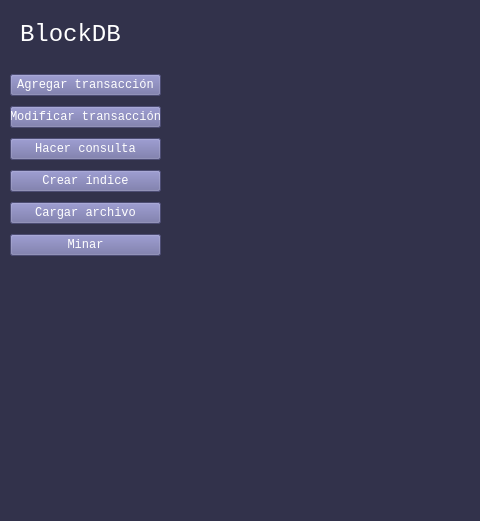
Above: mainwindow.ui from jjordanoc/blockchain-db before the change; both pictures show x 0 to 480 and y 0 to 521 of the 1280 by 720 pixel window. Below: the same form after it.
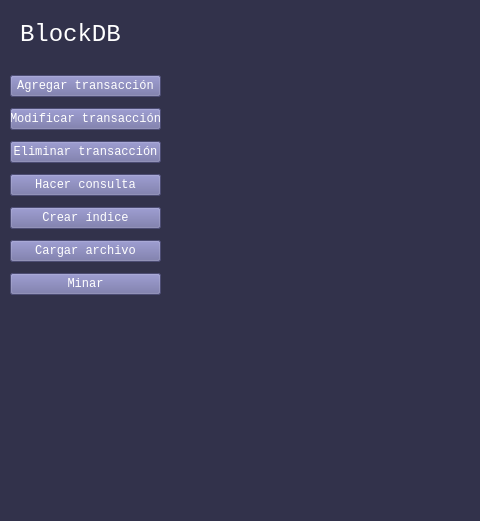
That is the form after the change.

```diff
--- a/mainwindow.ui
+++ b/mainwindow.ui
@@ -24,7 +24,7 @@
      <x>10</x>
      <y>70</y>
      <width>151</width>
-     <height>193</height>
+     <height>231</height>
     </rect>
    </property>
    <layout class="QVBoxLayout" name="buttonLayout">
@@ -48,6 +48,16 @@
       </property>
      </widget>
     </item>
+    <item>
+     <widget class="QPushButton" name="deleteEntryButton">
+      <property name="styleSheet">
+       <string notr="true">background-color: rgb(108, 108, 162)</string>
+      </property>
+      <property name="text">
+       <string>Eliminar transacción</string>
+      </property>
+     </widget>
+    </item>
     <item>
      <widget class="QPushButton" name="queryButton">
       <property name="styleSheet">
@@ -195,7 +205,7 @@
    <property name="geometry">
     <rect>
      <x>20</x>
-     <y>280</y>
+     <y>320</y>
      <width>141</width>
      <height>141</height>
     </rect>
```
